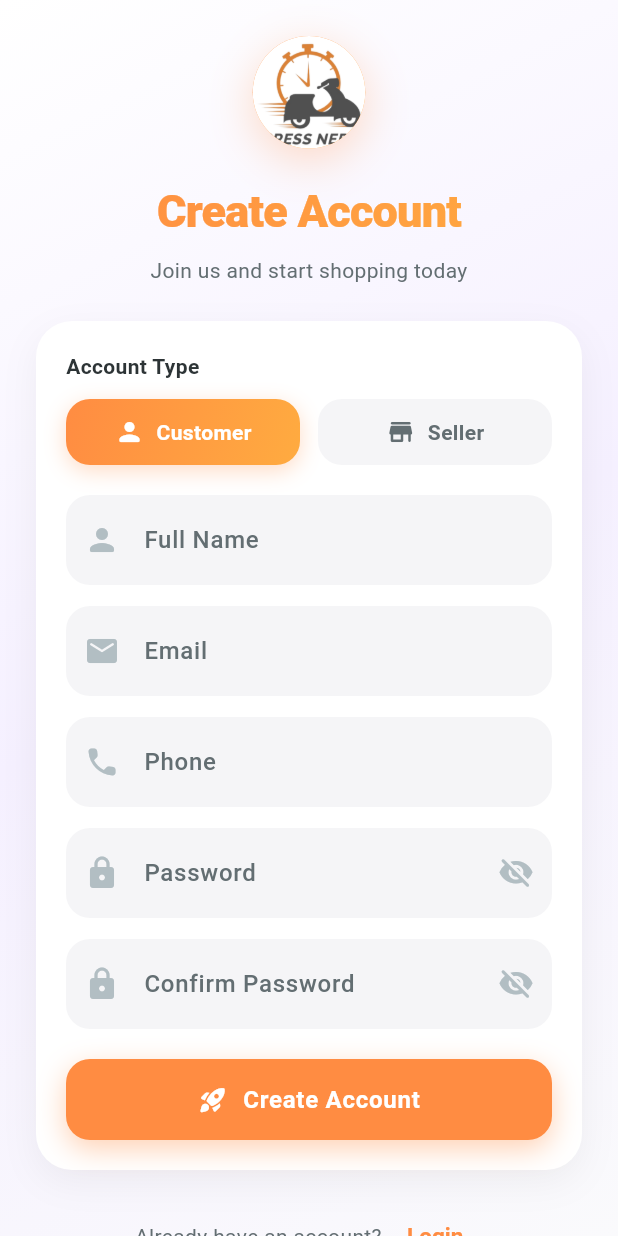
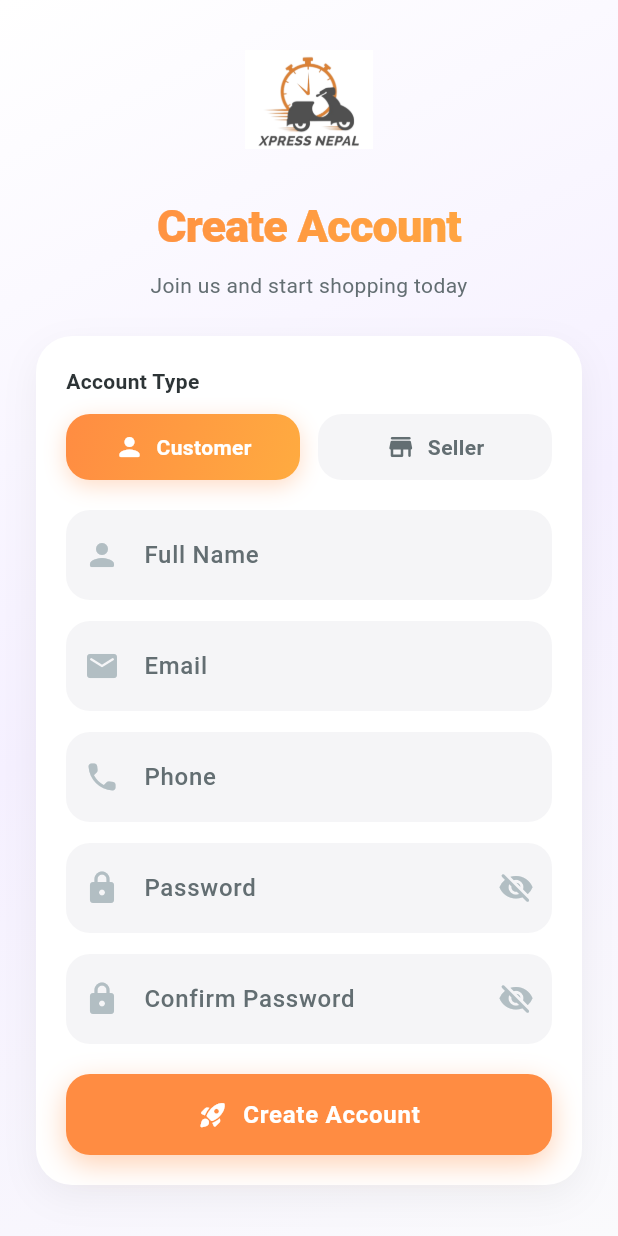
Before and after one commit to smritikhanal/xpress_nepal, a Flutter app: the RegisterScreen screen opened directly, on a phone screen of 412 x 824 dp. Run offline on Flutter 3.47's test engine with Material 3 defaults, Android fonts, the light colour scheme and no system bars; our stand-ins replace hive, hive_flutter; accounts and stored records are empty.

Commit message:
regitser screen

```diff
--- a/lib/features/auth/presentation/pages/register_screen.dart
+++ b/lib/features/auth/presentation/pages/register_screen.dart
@@ -207,39 +207,20 @@ class _RegisterScreenState extends State<RegisterScreen>
                     child: Column(
                       crossAxisAlignment: CrossAxisAlignment.stretch,
                       children: [
-                        // Logo with gradient container
+                        // Logo
                         Center(
-                          child: Container(
-                            width: isTablet ? 90 : 75,
-                            height: isTablet ? 90 : 75,
-                            decoration: BoxDecoration(
-                              shape: BoxShape.circle,
-                              gradient: AppColors.secondaryGradient,
-                              boxShadow: [
-                                BoxShadow(
-                                  color: AppColors.secondary.withValues(
-                                    alpha: 0.3,
-                                  ),
-                                  blurRadius: 25,
-                                  offset: const Offset(0, 8),
-                                ),
-                              ],
-                            ),
-                            child: ClipOval(
                           child: Image.asset(
                             'assets/images/logo/logo.png',
-                                width: isTablet ? 90 : 75,
-                                height: isTablet ? 90 : 75,
-                                fit: BoxFit.cover,
+                            width: isTablet ? 100 : 85,
+                            height: isTablet ? 100 : 85,
+                            fit: BoxFit.contain,
                             errorBuilder: (context, error, stackTrace) {
-                                  return const Icon(
+                              return Icon(
                                 Icons.person_add_rounded,
-                                    size: 38,
-                                    color: AppColors.textLight,
+                                size: isTablet ? 50 : 42,
+                                color: AppColors.secondary,
                               );
                             },
-                              ),
-                            ),
                           ),
                         ),
                         SizedBox(height: isTablet ? 24 : 20),
```
Lines whose indentation alone changed are shown as unchanged.
